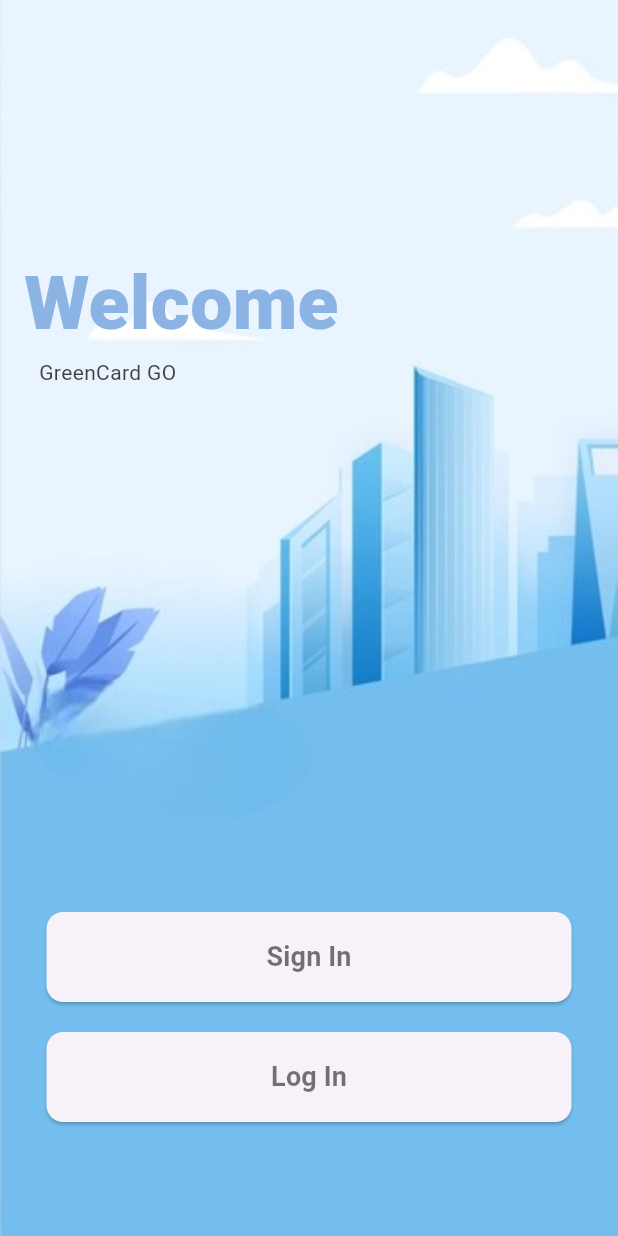
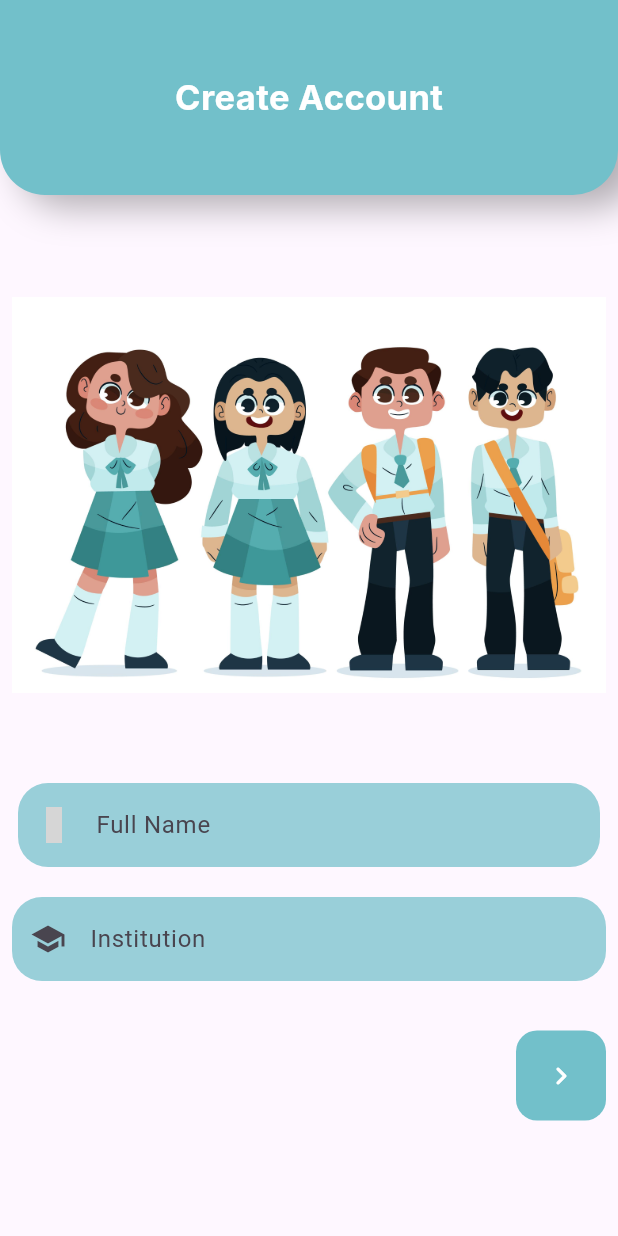
Before and after one commit to mhdibrahimcn/greencard_GO, a Flutter app: the screen it shows after launch, after a tap on "Sign In", on a phone screen of 412 x 824 dp. Run offline on Flutter 3.47's test engine with Material 3 defaults, Android fonts, the light colour scheme and no system bars; our stand-ins replace animate_do, eva_icons_flutter, google_fonts, google_nav_bar, liquid_progress_indicator, qr_flutter and 1 more; missing offline and left inert: ticket_widget; grey boxes are pictures that could not be loaded.

Commit message:
account creation progress

```diff
--- /dev/null
+++ b/lib/constants/Mycolors.dart
@@ -0,0 +1,6 @@
+import 'package:flutter/material.dart';
+
+class Mycolors {
+  static Color materialColor = Color.fromRGBO(114, 192, 202, 1);
+  static Color material_dark = Color.fromRGBO(114, 192, 202, 0.719);
+}
--- a/lib/main.dart
+++ b/lib/main.dart
@@ -3,6 +3,8 @@ import 'package:flutter/services.dart';
 import 'package:green/screens/Homescreen/stdHomescreenLogin.dart';
 import 'package:green/screens/Login/stdLoginScreen.dart';
 import 'package:green/screens/Login/stdRegistrationScreen.dart';
+import 'package:green/screens/SignupScreen/SignupScreen.dart';
+import 'package:green/screens/SignupScreen/phone_email_verify.dart';
 import 'package:green/screens/SystemNavbarConfig/Systemnavbarconfig.dart';
 
 void main(List<String> args) {
@@ -27,6 +29,8 @@ class Myapp extends StatelessWidget {
         'stdRegistration': (context) => stdRegistrationScreen(),
         'stdLoginscreen': (context) => stdLoginScreen(),
         'stdHomeScreen': (context) => stdHomescreen(),
+        'SignUpScreen': (context) => signupScreen(),
+        "PhoneEmailVerifyScreen": (context) => phoneEmailVerifyScreen()
       },
     );
   }
--- /dev/null
+++ b/lib/screens/Homescreen/Profilescreen/appbar/appbar.dart
@@ -0,0 +1,37 @@
+import 'package:flutter/material.dart';
+import 'package:google_fonts/google_fonts.dart';
+
+class appbar {
+  static Widget appBar(String label) {
+    return Container(
+      height: 130,
+      width: double.infinity,
+      decoration: BoxDecoration(
+          color: Color.fromRGBO(114, 192, 202, 1),
+          borderRadius: BorderRadius.only(
+              bottomLeft: Radius.circular(30),
+              bottomRight: Radius.circular(30)),
+          boxShadow: [
+            BoxShadow(
+              color: Colors.black.withOpacity(0.3),
+              spreadRadius: 0.6,
+              blurRadius: 20,
+              offset: Offset(
+                14,
+                7,
+              ),
+            )
+          ]),
+      child: Center(
+        child: Text(
+          label,
+          style: GoogleFonts.inter(
+              textStyle: TextStyle(
+                  fontSize: 23,
+                  color: Colors.white,
+                  fontWeight: FontWeight.bold)),
+        ),
+      ),
+    );
+  }
+}
--- a/lib/screens/Login/stdRegistrationScreen.dart
+++ b/lib/screens/Login/stdRegistrationScreen.dart
@@ -48,7 +48,8 @@ class stdRegistrationScreen extends StatelessWidget {
                 height: 350,
               ),
               ElevatedButton(
-                  onPressed: () => print('ad'),
+                  onPressed: () =>
+                      Navigator.of(context).pushNamed("SignUpScreen"),
                   child: Text(
                     'Sign In',
                     style: TextStyle(
--- /dev/null
+++ b/lib/screens/SignupScreen/SignupScreen.dart
@@ -0,0 +1,99 @@
+import 'package:eva_icons_flutter/eva_icons_flutter.dart';
+import 'package:flutter/cupertino.dart';
+import 'package:flutter/material.dart';
+import 'package:flutter/widgets.dart';
+import 'package:green/constants/Mycolors.dart';
+import 'package:green/screens/Homescreen/Profilescreen/appbar/appbar.dart';
+import 'package:green/screens/SystemNavbarConfig/Systemnavbarconfig.dart';
+
+class signupScreen extends StatelessWidget {
+  const signupScreen({super.key});
+
+  @override
+  Widget build(BuildContext context) {
+    SystemNavbarconfig().SystemNavconfig(Mycolors.materialColor);
+    return Scaffold(
+      body: SingleChildScrollView(
+        child: Column(
+          children: [
+            appbar.appBar("Create Account"),
+            SizedBox(
+              height: 60,
+            ),
+            Padding(
+              padding: const EdgeInsets.all(8.0),
+              child: Image(
+                  image: AssetImage("assets/students_image.jpg"),
+                  fit: BoxFit.contain),
+            ),
+            SizedBox(
+              height: 40,
+            ),
+            Padding(
+              padding: const EdgeInsets.all(12.0),
+              child: TextFormField(
+                decoration: InputDecoration(
+                    hintText: "Enter Full Name.....",
+                    hintStyle: TextStyle(color: Colors.white),
+                    label: Text(
+                      "Full Name",
+                    ),
+                    prefixIcon: Icon(EvaIcons.person),
+                    filled: true,
+                    fillColor: Mycolors.material_dark,
+                    enabledBorder: OutlineInputBorder(
+                        borderSide: BorderSide.none,
+                        borderRadius: BorderRadius.circular(20)),
+                    border: OutlineInputBorder(
+                        borderSide: BorderSide.none,
+                        borderRadius: BorderRadius.circular(30))),
+              ),
+            ),
+            Padding(
+              padding: const EdgeInsets.all(8.0),
+              child: TextFormField(
+                decoration: InputDecoration(
+                    hintText: "Enter Institution.....",
+                    hintStyle: TextStyle(color: Colors.white),
+                    label: Text(
+                      "Institution",
+                    ),
+                    prefixIcon: Icon(Icons.school),
+                    filled: true,
+                    fillColor: Mycolors.material_dark,
+                    enabledBorder: OutlineInputBorder(
+                        borderSide: BorderSide.none,
+                        borderRadius: BorderRadius.circular(20)),
+                    border: OutlineInputBorder(
+                        borderSide: BorderSide.none,
+                        borderRadius: BorderRadius.circular(30))),
+              ),
+            ),
+            Padding(
+              padding: const EdgeInsets.only(top: 25.0, right: 8),
+              child: Row(
+                mainAxisAlignment: MainAxisAlignment.end,
+                children: [
+                  Container(
+                    width: 60,
+                    height: 60,
+                    decoration: BoxDecoration(
+                        color: Mycolors.materialColor,
+                        borderRadius: BorderRadius.all(Radius.circular(14))),
+                    child: IconButton(
+                        onPressed: () => Navigator.of(context)
+                            .pushNamed('PhoneEmailVerifyScreen'),
+                        icon: Icon(
+                          Icons.navigate_next_rounded,
+                          color: Colors.white,
+                        )),
+                  )
+                ],
+              ),
+            )
+          ],
+        ),
+      ),
+    );
+  }
+}
--- a/lib/screens/SystemNavbarConfig/Systemnavbarconfig.dart
+++ b/lib/screens/SystemNavbarConfig/Systemnavbarconfig.dart
@@ -2,11 +2,11 @@ import 'package:flutter/material.dart';
 import 'package:flutter/services.dart';
 
 class SystemNavbarconfig {
-  void SystemNavconfig(Color navColor) {
+  void SystemNavconfig(Color statusColor) {
     SystemChrome.setSystemUIOverlayStyle(SystemUiOverlayStyle(
-      systemNavigationBarColor: navColor,
+      systemNavigationBarColor: Colors.transparent,
       systemNavigationBarIconBrightness: Brightness.dark,
-      statusBarColor: Color.fromRGBO(114, 192, 202, 1),
+      statusBarColor: statusColor,
     ));
   }
 }
--- a/pubspec.yaml
+++ b/pubspec.yaml
@@ -27,4 +27,4 @@ dev_dependencies:
 flutter:
   uses-material-design: true
   assets:
-    - assets/welcome.jpg
+    - assets/
```
Also changed, not shown: lib/screens/Homescreen/HistoryScreen/historyScreen.dart (+24 -1 lines), lib/screens/Homescreen/Profilescreen/profileScreen.dart (+12 -40 lines), lib/screens/Homescreen/TicketScreen/remaningScreenInTicket.dart (+21 -10 lines), lib/screens/Homescreen/stdHomescreenLogin.dart (+6 -8 lines), lib/screens/SignupScreen/dumpScreen.dart (added, +161 -0 lines), lib/screens/SignupScreen/phone_email_verify.dart (added, +30 -0 lines), assets/set-male-female-school-teachers.jpg (added), assets/students_image.jpg (added), assets/telephone.png (added).
